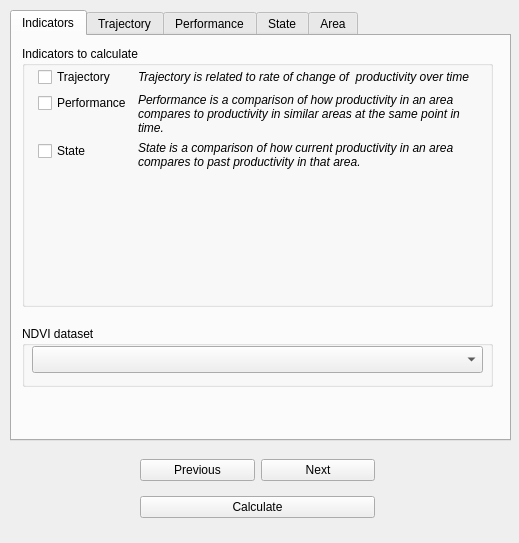
Before: the Qt Designer form LDMP/gui/DlgCalculateProd.ui in ConservationInternational/trends.earth, drawn with Qt 5.
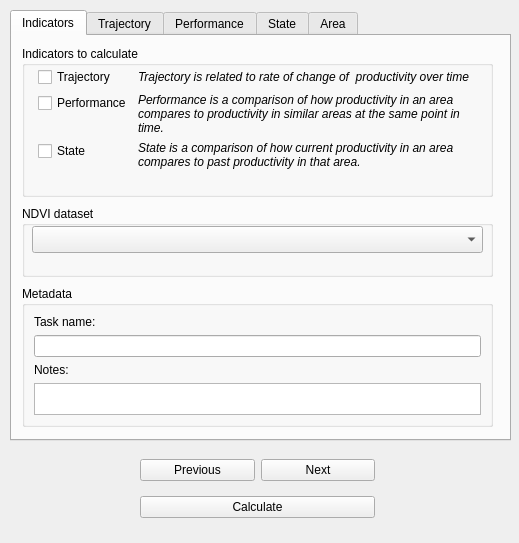
After: the same form once the commit is applied.

Commit message: Add metadata fields and fix tab order.

```diff
--- a/LDMP/gui/DlgCalculateProd.ui
+++ b/LDMP/gui/DlgCalculateProd.ui
@@ -58,9 +58,9 @@
      <property name="geometry">
       <rect>
        <x>10</x>
-       <y>290</y>
+       <y>170</y>
        <width>471</width>
-       <height>61</height>
+       <height>71</height>
       </rect>
      </property>
      <property name="title">
@@ -95,7 +95,7 @@
        <x>10</x>
        <y>10</y>
        <width>471</width>
-       <height>261</height>
+       <height>151</height>
       </rect>
      </property>
      <property name="title">
@@ -107,7 +107,7 @@
         <x>16</x>
         <y>21</y>
         <width>441</width>
-        <height>231</height>
+        <height>111</height>
        </rect>
       </property>
       <layout class="QFormLayout" name="formLayout">
@@ -186,6 +186,45 @@
       </layout>
      </widget>
     </widget>
+    <widget class="QGroupBox" name="metadataGroupBox">
+     <property name="geometry">
+      <rect>
+       <x>10</x>
+       <y>250</y>
+       <width>471</width>
+       <height>141</height>
+      </rect>
+     </property>
+     <property name="title">
+      <string>Metadata</string>
+     </property>
+     <layout class="QGridLayout" name="gridLayout_9">
+      <item row="1" column="0">
+       <widget class="QLineEdit" name="task_name">
+        <property name="maxLength">
+         <number>160</number>
+        </property>
+       </widget>
+      </item>
+      <item row="3" column="0">
+       <widget class="QTextEdit" name="task_notes"/>
+      </item>
+      <item row="0" column="0">
+       <widget class="QLabel" name="label">
+        <property name="text">
+         <string>Task name:</string>
+        </property>
+       </widget>
+      </item>
+      <item row="2" column="0">
+       <widget class="QLabel" name="label_2">
+        <property name="text">
+         <string>Notes:</string>
+        </property>
+       </widget>
+      </item>
+     </layout>
+    </widget>
    </widget>
    <widget class="QWidget" name="TrajectoryTab">
     <attribute name="title">
```
Left out of the diff: 32 changed lines with no effect on the pictures. The commit also changes 2 other files.
